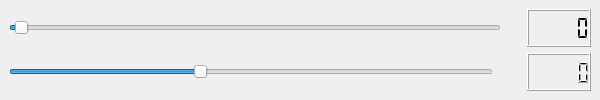
Before: the Qt Designer form Interface/window_3.ui in PhiKH/Pico2040, drawn with Qt 5.
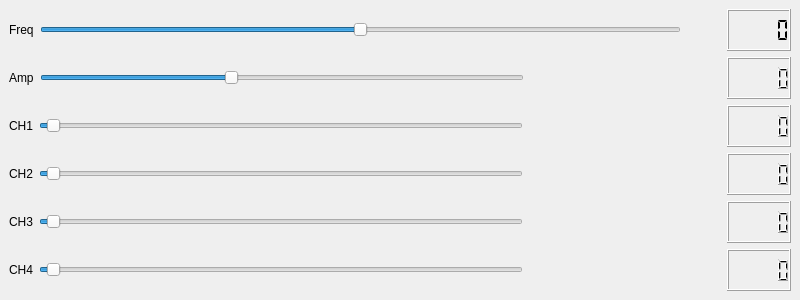
After: the same form once the commit is applied.

The edit to the form file:
```diff
--- a/Interface/window_3.ui
+++ b/Interface/window_3.ui
@@ -9,8 +9,8 @@
    <rect>
     <x>0</x>
     <y>0</y>
-    <width>600</width>
-    <height>100</height>
+    <width>800</width>
+    <height>300</height>
    </rect>
   </property>
   <property name="sizePolicy">
@@ -27,8 +27,8 @@
   </property>
   <property name="maximumSize">
    <size>
-    <width>600</width>
-    <height>100</height>
+    <width>800</width>
+    <height>300</height>
    </size>
   </property>
   <property name="windowTitle">
@@ -38,6 +38,13 @@
    <layout class="QVBoxLayout" name="verticalLayout">
     <item>
      <layout class="QHBoxLayout" name="horizontalLayout">
+      <item>
+       <widget class="QLabel" name="label">
+        <property name="text">
+         <string>Freq</string>
+        </property>
+       </widget>
+      </item>
       <item>
        <widget class="QSlider" name="SLD">
         <property name="enabled">
@@ -50,7 +57,7 @@
          </sizepolicy>
         </property>
         <property name="maximum">
-         <number>100000</number>
+         <number>20000</number>
         </property>
         <property name="singleStep">
          <number>100</number>
@@ -59,10 +66,10 @@
          <number>10</number>
         </property>
         <property name="value">
-         <number>1000</number>
+         <number>10000</number>
         </property>
         <property name="sliderPosition">
-         <number>1000</number>
+         <number>10000</number>
         </property>
         <property name="orientation">
          <enum>Qt::Horizontal</enum>
@@ -76,7 +83,7 @@
         </property>
         <property name="sizeHint" stdset="0">
          <size>
-          <width>20</width>
+          <width>40</width>
           <height>10</height>
          </size>
         </property>
@@ -93,6 +100,13 @@
     </item>
     <item>
      <layout class="QHBoxLayout" name="horizontalLayout_2">
+      <item>
+       <widget class="QLabel" name="label_2">
+        <property name="text">
+         <string>Amp</string>
+        </property>
+       </widget>
+      </item>
       <item>
        <widget class="QSlider" name="SLD2">
         <property name="minimumSize">
@@ -104,6 +118,9 @@
         <property name="maximum">
          <number>255</number>
         </property>
+        <property name="pageStep">
+         <number>1</number>
+        </property>
         <property name="value">
          <number>100</number>
         </property>
@@ -130,6 +147,230 @@
       </item>
      </layout>
     </item>
+    <item>
+     <layout class="QVBoxLayout" name="verticalLayout_2">
+      <item>
+       <layout class="QHBoxLayout" name="horizontalLayout_3">
+        <item>
+         <widget class="QLabel" name="label_3">
+          <property name="text">
+           <string>CH1</string>
+          </property>
+         </widget>
+        </item>
+        <item>
+         <widget class="QSlider" name="SLD3">
+          <property name="minimumSize">
+           <size>
+            <width>484</width>
+            <height>0</height>
+           </size>
+          </property>
+          <property name="maximum">
+           <number>65535</number>
+          </property>
+          <property name="singleStep">
+           <number>100</number>
+          </property>
+          <property name="pageStep">
+           <number>100</number>
+          </property>
+          <property name="value">
+           <number>1000</number>
+          </property>
+          <property name="orientation">
+           <enum>Qt::Horizontal</enum>
+          </property>
+         </widget>
+        </item>
+        <item>
+         <spacer name="horizontalSpacer_3">
+          <property name="orientation">
+           <enum>Qt::Horizontal</enum>
+          </property>
+          <property name="sizeHint" stdset="0">
+           <size>
+            <width>20</width>
+            <height>20</height>
+           </size>
+          </property>
+         </spacer>
+        </item>
+        <item>
+         <widget class="QLCDNumber" name="LCD3"/>
+        </item>
+       </layout>
+      </item>
+     </layout>
+    </item>
+    <item>
+     <layout class="QVBoxLayout" name="verticalLayout_3">
+      <item>
+       <layout class="QHBoxLayout" name="horizontalLayout_4">
+        <item>
+         <widget class="QLabel" name="label_4">
+          <property name="text">
+           <string>CH2</string>
+          </property>
+         </widget>
+        </item>
+        <item>
+         <widget class="QSlider" name="SLD4">
+          <property name="minimumSize">
+           <size>
+            <width>484</width>
+            <height>0</height>
+           </size>
+          </property>
+          <property name="maximum">
+           <number>65535</number>
+          </property>
+          <property name="singleStep">
+           <number>100</number>
+          </property>
+          <property name="pageStep">
+           <number>100</number>
+          </property>
+          <property name="value">
+           <number>1000</number>
+          </property>
+          <property name="orientation">
+           <enum>Qt::Horizontal</enum>
+          </property>
+         </widget>
+        </item>
+        <item>
+         <spacer name="horizontalSpacer_4">
+          <property name="orientation">
+           <enum>Qt::Horizontal</enum>
+          </property>
+          <property name="sizeHint" stdset="0">
+           <size>
+            <width>40</width>
+            <height>20</height>
+           </size>
+          </property>
+         </spacer>
+        </item>
+        <item>
+         <widget class="QLCDNumber" name="LCD4"/>
+        </item>
+       </layout>
+      </item>
+     </layout>
+    </item>
+    <item>
+     <layout class="QVBoxLayout" name="verticalLayout_4">
+      <item>
+       <layout class="QHBoxLayout" name="horizontalLayout_5">
+        <item>
+         <widget class="QLabel" name="label_5">
+          <property name="text">
+           <string>CH3</string>
+          </property>
+         </widget>
+        </item>
+        <item>
+         <widget class="QSlider" name="SLD5">
+          <property name="minimumSize">
+           <size>
+            <width>484</width>
+            <height>0</height>
+           </size>
+          </property>
+          <property name="maximum">
+           <number>65535</number>
+          </property>
+          <property name="singleStep">
+           <number>100</number>
+          </property>
+          <property name="pageStep">
+           <number>100</number>
+          </property>
+          <property name="value">
+           <number>1000</number>
+          </property>
+          <property name="orientation">
+           <enum>Qt::Horizontal</enum>
+          </property>
+         </widget>
+        </item>
+        <item>
+         <spacer name="horizontalSpacer_5">
+          <property name="orientation">
+           <enum>Qt::Horizontal</enum>
+          </property>
+          <property name="sizeHint" stdset="0">
+           <size>
+            <width>40</width>
+            <height>20</height>
+           </size>
+          </property>
+         </spacer>
+        </item>
+        <item>
+         <widget class="QLCDNumber" name="LCD5"/>
+        </item>
+       </layout>
+      </item>
+     </layout>
+    </item>
+    <item>
+     <layout class="QVBoxLayout" name="verticalLayout_5">
+      <item>
+       <layout class="QHBoxLayout" name="horizontalLayout_6">
+        <item>
+         <widget class="QLabel" name="label_6">
+          <property name="text">
+           <string>CH4</string>
+          </property>
+         </widget>
+        </item>
+        <item>
+         <widget class="QSlider" name="SLD6">
+          <property name="minimumSize">
+           <size>
+            <width>484</width>
+            <height>0</height>
+           </size>
+          </property>
+          <property name="maximum">
+           <number>65535</number>
+          </property>
+          <property name="singleStep">
+           <number>100</number>
+          </property>
+          <property name="pageStep">
+           <number>100</number>
+          </property>
+          <property name="value">
+           <number>1000</number>
+          </property>
+          <property name="orientation">
+           <enum>Qt::Horizontal</enum>
+          </property>
+         </widget>
+        </item>
+        <item>
+         <spacer name="horizontalSpacer_6">
+          <property name="orientation">
+           <enum>Qt::Horizontal</enum>
+          </property>
+          <property name="sizeHint" stdset="0">
+           <size>
+            <width>40</width>
+            <height>20</height>
+           </size>
+          </property>
+         </spacer>
+        </item>
+        <item>
+         <widget class="QLCDNumber" name="LCD6"/>
+        </item>
+       </layout>
+      </item>
+     </layout>
+    </item>
    </layout>
   </widget>
  </widget>
```
Left out of the diff: 2 changed lines with no effect on the pictures.
